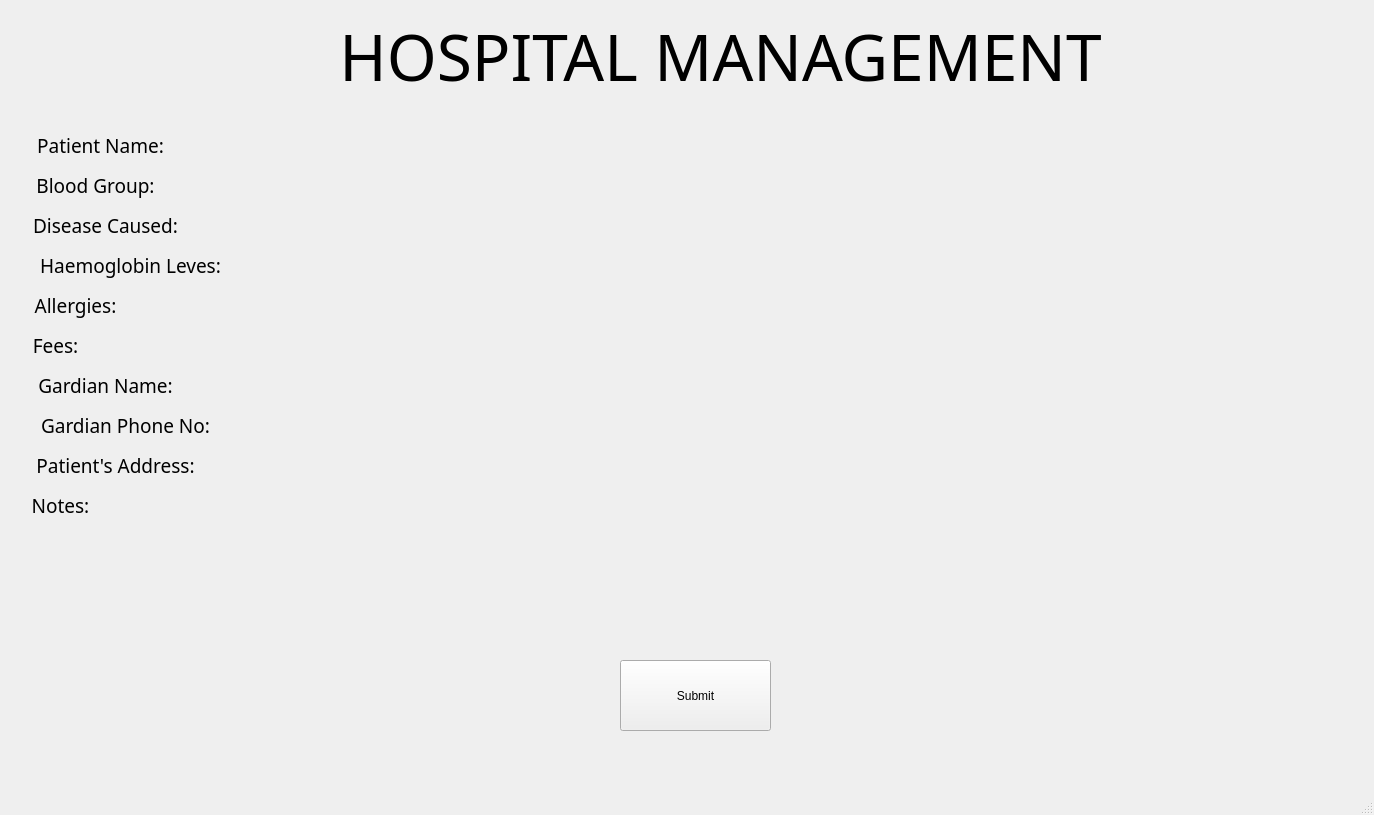
First picture: the form in main.ui, repository PurpleAFK/hospital-management, before the edit.
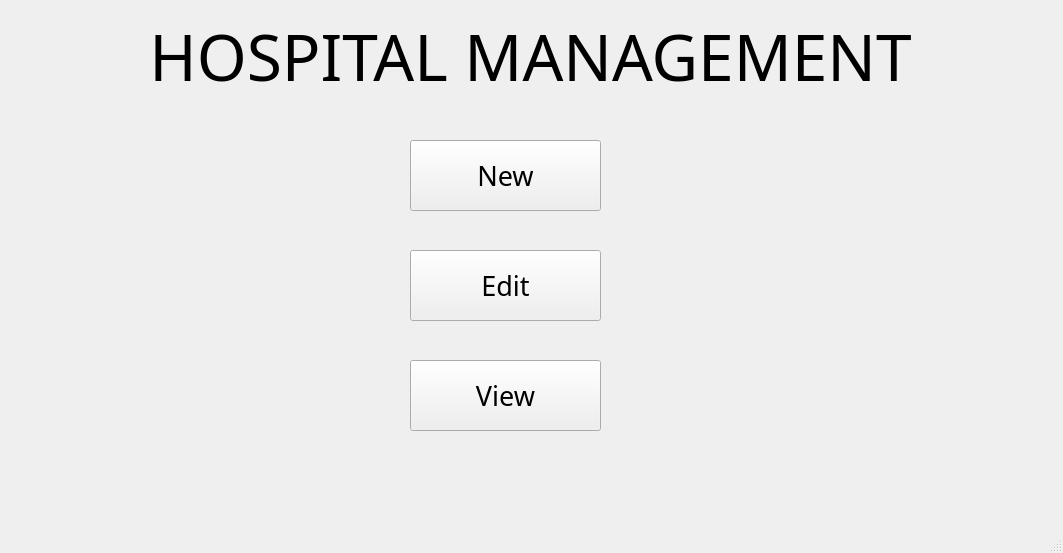
Second picture: the form after the edit.

The edit to the form file:
```diff
--- a/main.ui
+++ b/main.ui
@@ -6,31 +6,18 @@
    <rect>
     <x>0</x>
     <y>0</y>
-    <width>1374</width>
-    <height>815</height>
+    <width>1063</width>
+    <height>553</height>
    </rect>
   </property>
   <property name="windowTitle">
    <string>MainWindow</string>
   </property>
   <widget class="QWidget" name="centralwidget">
-   <widget class="QPushButton" name="pushButton">
-    <property name="geometry">
-     <rect>
-      <x>620</x>
-      <y>660</y>
-      <width>151</width>
-      <height>71</height>
-     </rect>
-    </property>
-    <property name="text">
-     <string>Submit</string>
-    </property>
-   </widget>
    <widget class="QLabel" name="label">
     <property name="geometry">
      <rect>
-      <x>200</x>
+      <x>10</x>
       <y>10</y>
       <width>1041</width>
       <height>91</height>
@@ -49,224 +36,61 @@
      <set>Qt::AlignCenter</set>
     </property>
    </widget>
-   <widget class="QLabel" name="label_2">
+   <widget class="QPushButton" name="pushButton">
     <property name="geometry">
      <rect>
-      <x>20</x>
-      <y>130</y>
-      <width>161</width>
-      <height>31</height>
+      <x>410</x>
+      <y>140</y>
+      <width>191</width>
+      <height>71</height>
      </rect>
     </property>
     <property name="font">
      <font>
       <family>Maiandra GD</family>
-      <pointsize>14</pointsize>
+      <pointsize>20</pointsize>
      </font>
     </property>
     <property name="text">
-     <string>Patient Name:</string>
+     <string>New</string>
     </property>
-    <property name="alignment">
-     <set>Qt::AlignCenter</set>
-    </property>
    </widget>
-   <widget class="QLabel" name="label_3">
+   <widget class="QPushButton" name="pushButton_2">
     <property name="geometry">
      <rect>
-      <x>20</x>
-      <y>170</y>
-      <width>151</width>
-      <height>31</height>
-     </rect>
-    </property>
-    <property name="font">
-     <font>
-      <family>Maiandra GD</family>
-      <pointsize>14</pointsize>
-     </font>
-    </property>
-    <property name="text">
-     <string>Blood Group:</string>
-    </property>
-    <property name="alignment">
-     <set>Qt::AlignCenter</set>
-    </property>
-   </widget>
-   <widget class="QLabel" name="label_4">
-    <property name="geometry">
-     <rect>
-      <x>20</x>
-      <y>330</y>
-      <width>71</width>
-      <height>31</height>
-     </rect>
-    </property>
-    <property name="font">
-     <font>
-      <family>Maiandra GD</family>
-      <pointsize>14</pointsize>
-     </font>
-    </property>
-    <property name="text">
-     <string>Fees:</string>
-    </property>
-    <property name="alignment">
-     <set>Qt::AlignCenter</set>
-    </property>
-   </widget>
-   <widget class="QLabel" name="label_5">
-    <property name="geometry">
-     <rect>
-      <x>20</x>
-      <y>290</y>
-      <width>111</width>
-      <height>31</height>
-     </rect>
-    </property>
-    <property name="font">
-     <font>
-      <family>Maiandra GD</family>
-      <pointsize>14</pointsize>
-     </font>
-    </property>
-    <property name="text">
-     <string>Allergies:</string>
-    </property>
-    <property name="alignment">
-     <set>Qt::AlignCenter</set>
-    </property>
-   </widget>
-   <widget class="QLabel" name="label_6">
-    <property name="geometry">
-     <rect>
-      <x>20</x>
+      <x>410</x>
       <y>250</y>
-      <width>221</width>
-      <height>31</height>
+      <width>191</width>
+      <height>71</height>
      </rect>
     </property>
     <property name="font">
      <font>
       <family>Maiandra GD</family>
-      <pointsize>14</pointsize>
+      <pointsize>20</pointsize>
      </font>
     </property>
     <property name="text">
-     <string>Haemoglobin Leves:</string>
+     <string>Edit</string>
     </property>
-    <property name="alignment">
-     <set>Qt::AlignCenter</set>
-    </property>
    </widget>
-   <widget class="QLabel" name="label_7">
+   <widget class="QPushButton" name="pushButton_3">
     <property name="geometry">
      <rect>
-      <x>20</x>
-      <y>210</y>
-      <width>171</width>
-      <height>31</height>
-     </rect>
-    </property>
-    <property name="font">
-     <font>
-      <family>Maiandra GD</family>
-      <pointsize>14</pointsize>
-     </font>
-    </property>
-    <property name="text">
-     <string>Disease Caused:</string>
-    </property>
-    <property name="alignment">
-     <set>Qt::AlignCenter</set>
-    </property>
-   </widget>
-   <widget class="QLabel" name="label_8">
-    <property name="geometry">
-     <rect>
-      <x>20</x>
-      <y>450</y>
+      <x>410</x>
+      <y>360</y>
       <width>191</width>
-      <height>31</height>
+      <height>71</height>
      </rect>
     </property>
     <property name="font">
      <font>
       <family>Maiandra GD</family>
-      <pointsize>14</pointsize>
+      <pointsize>20</pointsize>
      </font>
     </property>
     <property name="text">
-     <string>Patient's Address:</string>
-    </property>
-    <property name="alignment">
-     <set>Qt::AlignCenter</set>
-    </property>
-   </widget>
-   <widget class="QLabel" name="label_9">
-    <property name="geometry">
-     <rect>
-      <x>20</x>
-      <y>410</y>
-      <width>211</width>
-      <height>31</height>
-     </rect>
-    </property>
-    <property name="font">
-     <font>
-      <family>Maiandra GD</family>
-      <pointsize>14</pointsize>
-     </font>
-    </property>
-    <property name="text">
-     <string>Gardian Phone No:</string>
-    </property>
-    <property name="alignment">
-     <set>Qt::AlignCenter</set>
-    </property>
-   </widget>
-   <widget class="QLabel" name="label_10">
-    <property name="geometry">
-     <rect>
-      <x>20</x>
-      <y>370</y>
-      <width>171</width>
-      <height>31</height>
-     </rect>
-    </property>
-    <property name="font">
-     <font>
-      <family>Maiandra GD</family>
-      <pointsize>14</pointsize>
-     </font>
-    </property>
-    <property name="text">
-     <string>Gardian Name:</string>
-    </property>
-    <property name="alignment">
-     <set>Qt::AlignCenter</set>
-    </property>
-   </widget>
-   <widget class="QLabel" name="label_11">
-    <property name="geometry">
-     <rect>
-      <x>20</x>
-      <y>490</y>
-      <width>81</width>
-      <height>31</height>
-     </rect>
-    </property>
-    <property name="font">
-     <font>
-      <family>Maiandra GD</family>
-      <pointsize>14</pointsize>
-     </font>
-    </property>
-    <property name="text">
-     <string>Notes:</string>
-    </property>
-    <property name="alignment">
-     <set>Qt::AlignCenter</set>
+     <string>View</string>
     </property>
    </widget>
   </widget>
```
Left out of the diff: 2 changed lines with no effect on the pictures.
